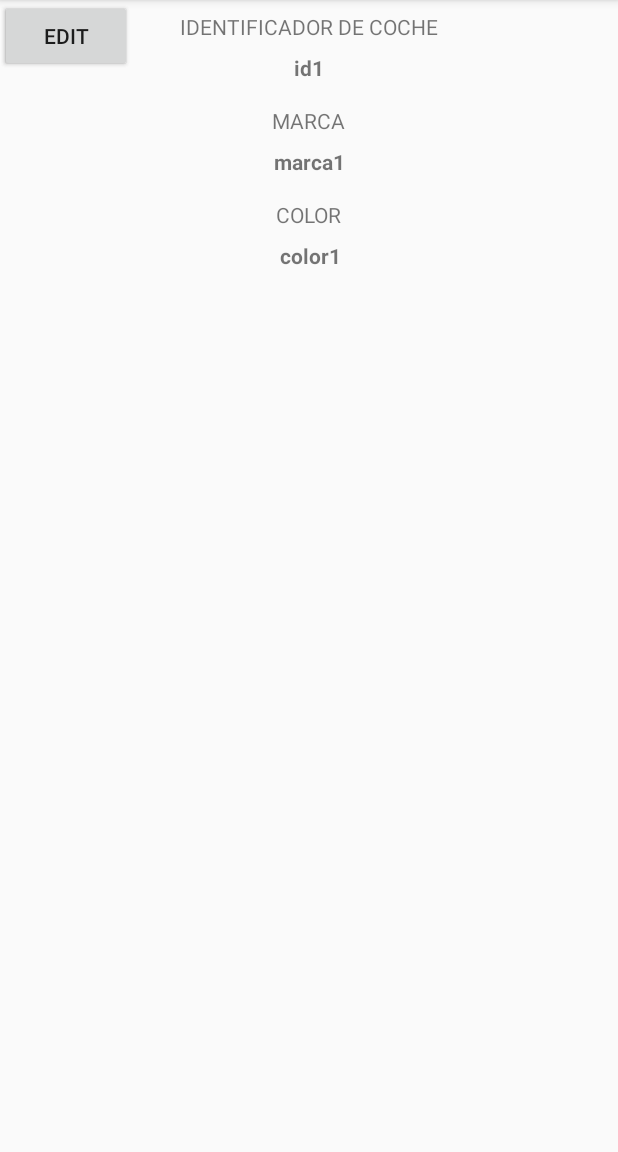
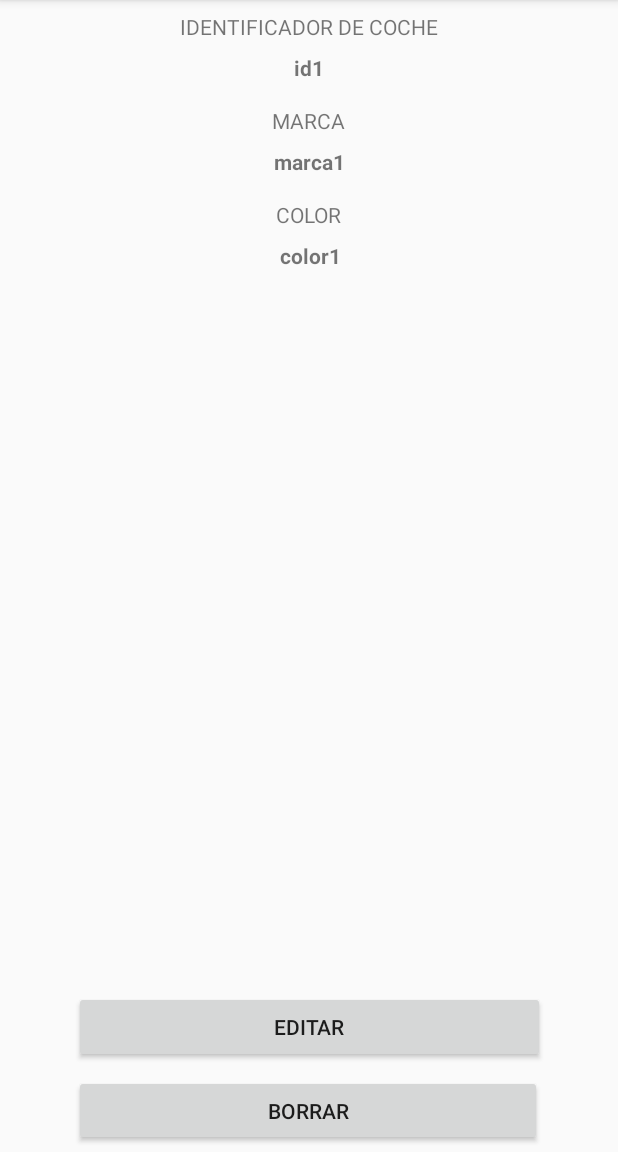
Before and after one commit to Joserto97DEV/myCars, an Android app: the CarDetail screen opened directly, with no data from a screen before it, on a phone screen of 412 x 824 dp, the part 84-1236 px from its top. Run offline under Robolectric (Android 15) with nearby library versions, the phone set to English and light mode, and no system bars.

Commit message:
DELETE car in CarDetail 👍

```diff
--- a/app/src/main/java/com/josalv/mycars/Adaptador.java
+++ b/app/src/main/java/com/josalv/mycars/Adaptador.java
@@ -53,7 +53,7 @@ public class Adaptador extends BaseAdapter {
         tvMarca.setText(item.getMarca());
         tvColor.setText(item.getColor());
         tvTipo.setText(item.getTipo());
-        tvDescripcion.setText(item.getDescripcion());
+        tvDescripcion.setText(item.getDescripcion() + ", " + item.getId());
 
         return convertView;
     }
--- a/app/src/main/java/com/josalv/mycars/CarDetail.java
+++ b/app/src/main/java/com/josalv/mycars/CarDetail.java
@@ -1,14 +1,17 @@
 package com.josalv.mycars;
 
+import android.content.Intent;
 import android.database.sqlite.SQLiteDatabase;
 import android.support.v7.app.AppCompatActivity;
 import android.os.Bundle;
 import android.view.View;
 import android.widget.Button;
 import android.widget.TextView;
+import android.widget.Toast;
 
 public class CarDetail extends AppCompatActivity {
 
+    private SQLiteDatabase db = null;
 
     private String carID;
 
@@ -17,8 +20,8 @@ public class CarDetail extends AppCompatActivity {
     private TextView tvColor;
     private TextView tvDescripcion;
     private TextView tvTipo;
-    private Button btnBorrar;
-    private Button btnModicar;
+    private Button btnDelete;
+    private Button btnEdit;
 
     private DbHelper dbhelper;
 
@@ -37,8 +40,8 @@ public class CarDetail extends AppCompatActivity {
         tvColor = (TextView) findViewById(R.id.tvColor);
 
 
-        btnBorrar = (Button) findViewById(R.id.button_add);
-        btnModicar = (Button) findViewById(R.id.button_add);
+        btnDelete = (Button) findViewById(R.id.btnDelete);
+        btnEdit = (Button) findViewById(R.id.btnEdit);
 
         // Obtenemos el ID item que habiamos clickado
         Bundle bundle = getIntent().getExtras();
@@ -48,10 +51,8 @@ public class CarDetail extends AppCompatActivity {
 
         // Obtenemos el coche de la base de datos:
         DbHelper dbHelper = new DbHelper(this);
-        SQLiteDatabase db = dbHelper.getWritableDatabase();
+        db = dbHelper.getWritableDatabase();
         Car c;
-        //Car c= DbHelper.findByID(db, carID);
-        //Car c = new Car("hola","hola","hola","prueba","adios");
         try {
            c = DbHelper.findByID(db, carID);
         } catch (Exception e) {
@@ -65,6 +66,24 @@ public class CarDetail extends AppCompatActivity {
             tvColor.setText(c.getColor());
         }
 
+        // Asignamos una funcion al boton de borrar:
+        btnDelete.setOnClickListener(new View.OnClickListener(){
+            public void onClick(View v) {
+                try{
+                    // Borramos el coche
+                    DbHelper.deleteByID(db, carID);
+                    Toast.makeText(CarDetail.this, "Borrado correctamente", Toast.LENGTH_SHORT).show();
+                    // Volvemos a MainActivity
+                    Intent intent = new Intent(CarDetail.this, MainActivity.class);
+                    startActivity(intent);
+                } catch (Exception e) {
+                    // No se ha podido borrar el coche
+                    Toast.makeText(CarDetail.this, "ERROR: No se ha podido borrar", Toast.LENGTH_SHORT).show();
+                }
+
+            }
+        });
+
 
 
 
--- a/app/src/main/java/com/josalv/mycars/DbHelper.java
+++ b/app/src/main/java/com/josalv/mycars/DbHelper.java
@@ -21,7 +21,7 @@ public class DbHelper extends SQLiteOpenHelper {
 
     @Override
     public void onCreate(SQLiteDatabase db) {
-        String sql = String.format("create table %s (%s int primary key, %s text, %s text, %s text, %s text, %s text)",
+        String sql = String.format("create table %s (%s text primary key, %s text, %s text, %s text, %s text, %s text)",
                 CarContract.TABLE,
                 CarContract.Column.ID,
                 CarContract.Column.MARCA,
@@ -81,7 +81,7 @@ public class DbHelper extends SQLiteOpenHelper {
      * @return Car
      */
     public static Car findByID(SQLiteDatabase db, String id){
-        String churroSQL = "SELECT * FROM car WHERE car._id == '"+ id +"'";
+        String churroSQL = "SELECT * FROM car c WHERE c._id == '"+ id +"'";
         Cursor cursor =  db.rawQuery(churroSQL,null );
         Car car = null;
 
--- a/app/src/main/java/com/josalv/mycars/MainActivity.java
+++ b/app/src/main/java/com/josalv/mycars/MainActivity.java
@@ -21,8 +21,8 @@ public class MainActivity extends AppCompatActivity {
         super.onCreate(savedInstanceState);
 
         //  FRAGMENT DE AÑADIR NUEVO COCHE
+
 /*
-
          if (savedInstanceState == null) {
             // Crear un fragment
             AddCarFragment fragment = new AddCarFragment(); getFragmentManager()
--- a/app/src/main/res/layout/activity_car_detail.xml
+++ b/app/src/main/res/layout/activity_car_detail.xml
@@ -85,19 +85,27 @@
         app:layout_constraintTop_toBottomOf="@+id/colorCarDetail" />
 
     <Button
-        android:id="@+id/buttonclear"
-        android:layout_width="wrap_content"
-        android:layout_height="wrap_content"
-        android:text="Clear"
-        tools:layout_editor_absoluteX="276dp"
-        tools:layout_editor_absoluteY="446dp" />
+        android:id="@+id/btnDelete"
+        android:layout_width="312dp"
+        android:layout_height="47dp"
+        android:layout_marginStart="8dp"
+        android:layout_marginBottom="4dp"
+        android:text="borrar"
+        app:layout_constraintBottom_toBottomOf="parent"
+        app:layout_constraintEnd_toEndOf="parent"
+        app:layout_constraintHorizontal_bias="0.446"
+        app:layout_constraintStart_toStartOf="parent" />
 
     <Button
-        android:id="@+id/buttonedit"
-        android:layout_width="wrap_content"
-        android:layout_height="wrap_content"
-        android:text="edit"
-        tools:layout_editor_absoluteX="183dp"
-        tools:layout_editor_absoluteY="446dp" />
+        android:id="@+id/btnEdit"
+        android:layout_width="314dp"
+        android:layout_height="48dp"
+        android:layout_marginStart="8dp"
+        android:layout_marginEnd="8dp"
+        android:layout_marginBottom="8dp"
+        android:text="editar"
+        app:layout_constraintBottom_toTopOf="@+id/btnDelete"
+        app:layout_constraintEnd_toEndOf="parent"
+        app:layout_constraintStart_toStartOf="parent" />
 
 </android.support.constraint.ConstraintLayout>
--- a/app/src/main/res/values/colors.xml
+++ b/app/src/main/res/values/colors.xml
@@ -2,5 +2,5 @@
 <resources>
     <color name="colorPrimary">#008577</color>
     <color name="colorPrimaryDark">#00574B</color>
-    <color name="colorAccent">#D81B60</color>
+    <color name="colorAccent">#b81a1a</color>
 </resources>
```
